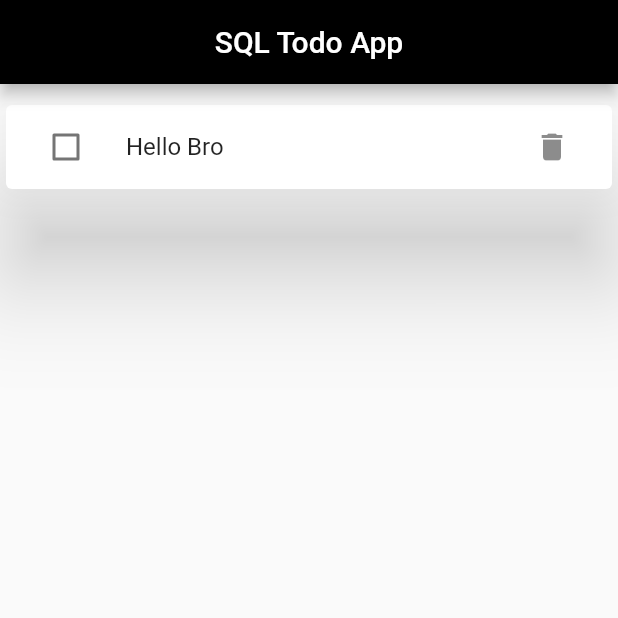
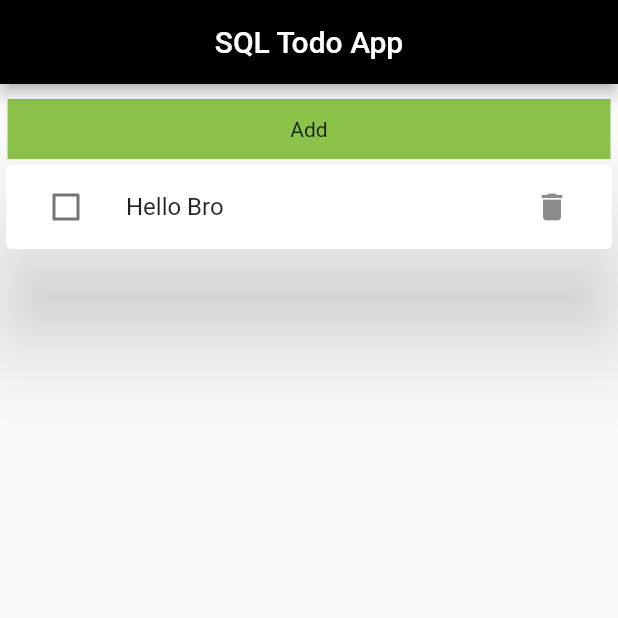
Before and after one commit to edewindt/todo_sqlflite, a Flutter app: the screen it shows after launch, on a phone screen of 412 x 824 dp, the top half of it. Run offline on Flutter 3.47's test engine with Material 2 defaults, Android fonts, the phone set to English and light mode, and no system bars.

Commit message:
added an add area above list items

```diff
--- a/lib/todo_list.dart
+++ b/lib/todo_list.dart
@@ -17,6 +17,7 @@ class _TodoListState extends State<TodoList> {
         width: 800,
         child: ListView(
           children: [
+            Container(margin: EdgeInsets.symmetric(horizontal: 5),height: 40,color: Colors.lightGreen,child: Center(child:Text("Add")),),
             Card(
               elevation: 30,
               child: ListTile(
```
